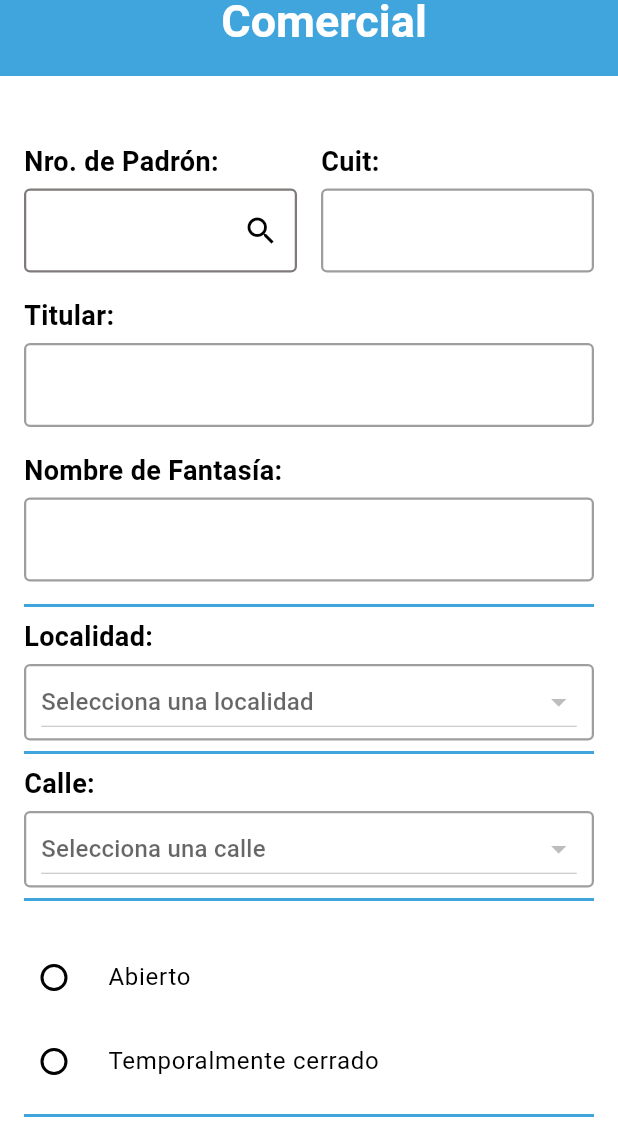
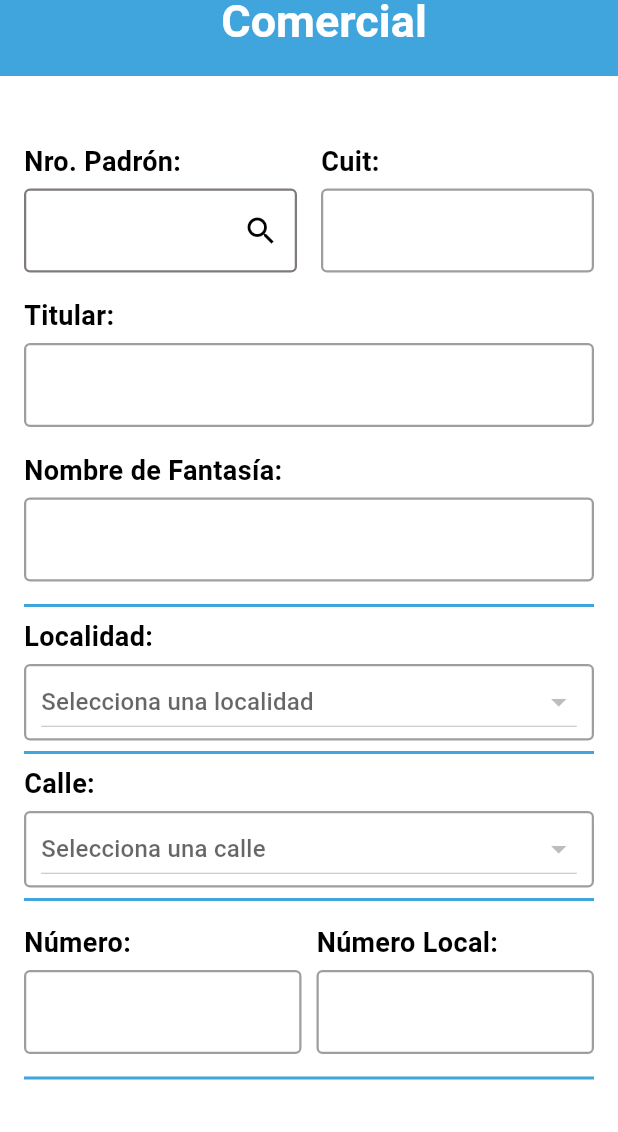
Before and after one commit to Rociotorrano/relevamiento-comercial, a Flutter app: the PadronPage screen opened directly, on a phone screen of 412 x 824 dp, the part 104-1236 px from its top. Run offline on Flutter 3.47's test engine with Material 3 defaults, Android fonts, the phone set to English and light mode, and no system bars; our stand-ins replace geolocator, image_picker, shared_preferences; accounts and stored records are empty; network calls fail.

Commit message:
listo todo

```diff
--- a/lib/padron.dart
+++ b/lib/padron.dart
@@ -50,7 +50,7 @@ class _PadronPageState extends State<PadronPage> {
   bool _certificadoHabilitacion = false;
   bool _comprobantesSegHigiene = false;
   bool _servicioDelivery = false;
-  bool _camposHabilitados = true;
+
   List<Map<String, dynamic>> localidades = [];
   List<Map<String, dynamic>> calles = [];
   final List<File> _foto = [];
@@ -68,7 +68,6 @@ class _PadronPageState extends State<PadronPage> {
   final TextEditingController publicidadController = TextEditingController();
   final TextEditingController observacionesController = TextEditingController();
 
-  bool padronValido = false;
   bool esValido = false;
   bool cuitValido = false;
   bool titularValido = false;
@@ -116,35 +115,38 @@ bool _validarFormulario() {
     bool formularioValido = true;
     Map<String, bool> validaciones = {};
 
-
     validaciones['nropadro'] = padronController.text.isNotEmpty;
     validaciones['cuit'] = cuitController.text.isNotEmpty;
     validaciones['titular'] = titularController.text.isNotEmpty;
     validaciones['nom_fantasia'] = nom_fantasiaController.text.isNotEmpty;
-  validaciones['numero_calle'] = numeroController.text.isNotEmpty;
-  validaciones['numero_local'] = numeroLocalController.text.isNotEmpty;
-  validaciones['rubros_habilitados'] = rubroshabilotadosController.text.isNotEmpty;
+    validaciones['numero_calle'] =
+        numeroController.text.isNotEmpty && camposValidos['numero_calle']!;
+    validaciones['numero_local'] =
+        numeroLocalController.text.isNotEmpty && camposValidos['numero_local']!;
+    validaciones['rubros_habilitados'] =
+        rubroshabilotadosController.text.isNotEmpty;
     validaciones['rubros_explota'] = rubrosexplotadosController.text.isNotEmpty;
     validaciones['elementos_publicidad'] = publicidadController.text.isNotEmpty;
     validaciones['observaciones'] = observacionesController.text.isNotEmpty;
 
-
-  validaciones['localidad'] = selectedLocalidad != null && selectedLocalidad!.isNotEmpty;
-  validaciones['calle'] = selectedCalle != null && selectedCalle!.isNotEmpty;
-
-
+    validaciones['localidad'] = selectedLocalidad != null &&
+        selectedLocalidad!.isNotEmpty &&
+        camposValidos['localidad']!;
+    validaciones['calle'] = selectedCalle != null &&
+        selectedCalle!.isNotEmpty &&
+        camposValidos['calle']!;
     setState(() {
       camposValidos = validaciones;
     });
 
     formularioValido = !validaciones.containsValue(false);
     if (!formularioValido) {
-    _mostrarMensajeGuardado('Por favor, complete todos los campos obligatorios.');
+      _mostrarMensajeGuardado(
+          'Por favor, complete todos los campos obligatorios.');
     }
 
     return formularioValido;
   }
-
 
   Future<void> _mostrarMensajeGuardado(String mensaje) async {
     ScaffoldMessenger.of(context).showSnackBar(
@@ -302,8 +304,14 @@ bool _validarFormulario() {
     String nropadro = padronController.text.trim();
 
     if (nropadro.isEmpty || int.tryParse(nropadro) == null) {
+      setState(() {
+        camposValidos['padron'] = false;
+        camposValidos['numero_calle'] = false;
+        camposValidos['localidad'] = false;
+        camposValidos['calle'] = false;
+      });
       ScaffoldMessenger.of(context).showSnackBar(
-        SnackBar(content: Text('Ingrese un Nro. de Padrón válido')),
+        const SnackBar(content: Text('Ingrese un Nro. de Padrón válido')),
       );
       return;
     }
@@ -333,27 +341,30 @@ bool _validarFormulario() {
             cuitController.text = datos['cuit'] ?? '';
             titularController.text = datos['titular']?.trim() ?? '';
             nom_fantasiaController.text = datos['nom_fantasia']?.trim() ?? '';
-            _camposHabilitados = false;
+            camposValidos['padron'] = true;
+            camposValidos['numero_calle'] = true;
+            camposValidos['localidad'] = true;
+            camposValidos['calle'] = true;
           });
         } else {
-
           setState(() {
-            _camposHabilitados = true;
+            camposValidos['padron'] = false;
+            camposValidos['numero_calle'] = false;
+            camposValidos['localidad'] = false;
+            camposValidos['calle'] = false;
           });
           ScaffoldMessenger.of(context).showSnackBar(
             SnackBar(
-                content:
-                    Text('No se encontro información, por favor ingrese datos')),
+                content: Text(
+                    'No se encontro información, por favor ingrese datos')),
           );
         }
       } else {
-        // Mostrar error si la respuesta del servidor no es exitosa
         ScaffoldMessenger.of(context).showSnackBar(
           SnackBar(content: Text('Error del servidor: ${response.statusCode}')),
         );
       }
     } catch (e) {
-      // Manejo de error de conexión
       print('Ocurrió un error: $e');
       ScaffoldMessenger.of(context).showSnackBar(
         SnackBar(content: Text('Error de conexión')),
@@ -389,7 +400,6 @@ bool _validarFormulario() {
 
   void _onpadronChanged(String value) {
     setState(() {
-      padronValido = value.trim().isNotEmpty;
       cuitValido = false;
       titularValido = false;
       nom_fantasiaValido = false;
@@ -449,14 +459,15 @@ bool _validarFormulario() {
         showDialog(
           context: context,
           builder: (BuildContext context) {
-      return AlertDialog(backgroundColor: Colors.white,
-
-        title: const Text('Datos guardados correctamente', style: TextStyle(
+            return AlertDialog(
+              backgroundColor: Colors.white,
+              title: const Text(
+                'Datos guardados correctamente',
+                style: TextStyle(
                   fontSize: 16,
                   color: Colors.black,
                 ),
               ),
-
               actions: [
                 TextButton(
                   onPressed: () {
@@ -468,8 +479,7 @@ bool _validarFormulario() {
             );
           },
         );
-}
-else {
+      } else {
         ScaffoldMessenger.of(context).showSnackBar(
           SnackBar(content: Text('Error al guardar: ${response.statusCode}')),
         );
@@ -497,7 +507,6 @@ else {
           padding: EdgeInsets.only(left: 20.0),
           child: Column(
             mainAxisAlignment: MainAxisAlignment.center,
-
             crossAxisAlignment: CrossAxisAlignment.center,
             children: [
               Text(
@@ -507,7 +516,8 @@ else {
                   fontWeight: FontWeight.bold,
                   color: Colors.white,
                 ),
-              ),const SizedBox(height: 10.0),
+              ),
+              const SizedBox(height: 10.0),
               Text(
                 'Comercial',
                 style: TextStyle(
@@ -554,6 +564,8 @@ else {
               const Divider(color: Color(0xFF40A5DD), thickness: 2),
               _buildDropdownCalle(),
               const Divider(color: Color(0xFF40A5DD), thickness: 2),
+              _buildFilaNumeroYNumeroLocal(),
+              const Divider(color: Color(0xFF40A5DD), thickness: 2),
               const SizedBox(height: 16),
               Column(
                 crossAxisAlignment: CrossAxisAlignment.start,
@@ -580,10 +592,9 @@ Column(
                     },
                     contentPadding: EdgeInsets.zero,
                   ),
-
                 ],
-),  const Divider(color: Color(0xFF40A5DD), thickness: 2),
-
+              ),
+              const Divider(color: Color(0xFF40A5DD), thickness: 2),
               const SizedBox(height: 25),
               CheckboxListTile(
                 title: const Text('Certificado de habilitación'),
@@ -658,6 +669,18 @@ Column(
     );
   }
 
+  Future<void> validarLocalidad() async {
+    if (selectedLocalidad == null || selectedLocalidad!.isEmpty) {
+      setState(() {
+        camposValidos['localidad'] = false;
+      });
+      ScaffoldMessenger.of(context).showSnackBar(
+        const SnackBar(content: Text('Seleccione una Localidad válida')),
+      );
+      return;
+    }
+  }
+
   Widget _buildDropdownLocalidad() {
     bool esValido = camposValidos['localidad'] ?? true;
 
@@ -675,7 +698,8 @@ Widget _buildDropdownLocalidad() {
         const SizedBox(height: 5),
         Container(
           decoration: BoxDecoration(
-          border: Border.all(color: esValido ? Colors.grey : Colors.red, width: 1.5),
+            border: Border.all(
+                color: esValido ? Colors.grey : Colors.red, width: 1.5),
             borderRadius: BorderRadius.circular(4.0),
           ),
           child: DropdownButton<String>(
@@ -696,14 +720,6 @@ Widget _buildDropdownLocalidad() {
                 camposValidos['localidad'] = value != null && value.isNotEmpty;
               });
             },
-        ),
-      ),
-      if (!esValido)
-        const Padding(
-          padding: EdgeInsets.only(top: 5),
-          child: Text(
-            "*requerido",
-            style: TextStyle(color: Colors.red, fontSize: 12),
           ),
         ),
       ],
@@ -727,7 +743,8 @@ Widget _buildDropdownCalle() {
         const SizedBox(height: 5),
         Container(
           decoration: BoxDecoration(
-          border: Border.all(color: esValido ? Colors.grey : Colors.red, width: 1.5),
+            border: Border.all(
+                color: esValido ? Colors.grey : Colors.red, width: 1.5),
             borderRadius: BorderRadius.circular(4.0),
           ),
           child: DropdownButton<String>(
@@ -750,19 +767,9 @@ Widget _buildDropdownCalle() {
             },
           ),
         ),
-      if (!esValido)
-        const Padding(
-          padding: EdgeInsets.only(top: 5),
-          child: Text(
-            "*requerido",
-            style: TextStyle(color: Colors.red, fontSize: 12),
-          ),
-        ),
       ],
     );
   }
-
-
 
   Widget _buildPadron(TextEditingController controller) {
     bool esValido = camposValidos['padron'] ?? true;
@@ -773,7 +780,7 @@ Widget _buildDropdownCalle() {
         crossAxisAlignment: CrossAxisAlignment.start,
         children: [
           const Text(
-            'Nro. de Padrón:',
+            'Nro. Padrón:',
             style: TextStyle(
               fontSize: 18,
               fontWeight: FontWeight.bold,
@@ -809,6 +816,21 @@ Widget _buildDropdownCalle() {
     );
   }
 
+  Widget _buildFilaNumeroYNumeroLocal() {
+    return Row(
+      children: [
+        Expanded(
+          child: _buildTexto('Número:', numeroController, isNumeric: true),
+        ),
+        const SizedBox(width: 10),
+        Expanded(
+          child: _buildTexto('Número Local:', numeroLocalController,
+              isNumeric: true),
+        ),
+      ],
+    );
+  }
+
   Widget _buildTexto(String label, TextEditingController controller,
       {bool isNumeric = false, int maxLines = 1, bool showSearchIcon = false}) {
     String campoKey = '';
@@ -818,7 +840,8 @@ Widget _buildTexto(String label, TextEditingController controller,
     if (controller == nom_fantasiaController) campoKey = 'nom_fantasia';
     if (controller == numeroController) campoKey = 'numero_calle';
     if (controller == numeroLocalController) campoKey = 'numero_local';
-  if (controller == rubroshabilotadosController) campoKey = 'rubros_habilitados';
+    if (controller == rubroshabilotadosController)
+      campoKey = 'rubros_habilitados';
     if (controller == rubrosexplotadosController) campoKey = 'rubros_explota';
     if (controller == publicidadController) campoKey = 'elementos_publicidad';
     if (controller == observacionesController) campoKey = 'observaciones';
@@ -839,20 +862,22 @@ Widget _buildTexto(String label, TextEditingController controller,
         const SizedBox(height: 5),
         TextField(
           controller: controller,
-        keyboardType: isNumeric ? TextInputType.number : TextInputType.multiline,
+          keyboardType:
+              isNumeric ? TextInputType.number : TextInputType.multiline,
           maxLines: maxLines,
           decoration: InputDecoration(
             errorText: !esValido ? "*requerido" : null,
             errorStyle: const TextStyle(color: Colors.red),
             enabledBorder: OutlineInputBorder(
               borderSide: BorderSide(
-              color: esValido ? Colors.grey : Colors.red, // Rojo si no es válido
+                color: esValido ? Colors.grey : Colors.red,
                 width: 1.5,
               ),
             ),
             focusedBorder: OutlineInputBorder(
               borderSide: BorderSide(
-              color: esValido ? Colors.blue : Colors.red, // Rojo si no es válido
+                color:
+                    esValido ? Colors.blue : Colors.red, // Rojo si no es válido
                 width: 2.0,
               ),
             ),
@@ -861,5 +886,4 @@ Widget _buildTexto(String label, TextEditingController controller,
       ]),
     );
   }
-
 }
```
Also changed, not shown: pubspec.lock. Lines whose indentation alone changed are shown as unchanged.
